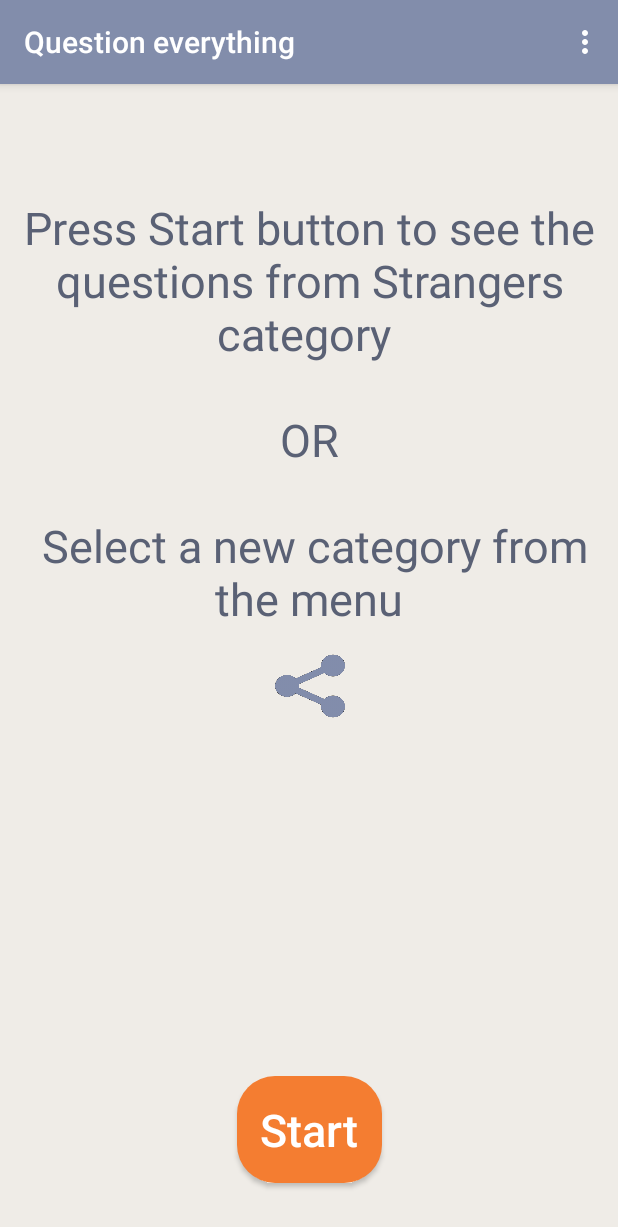
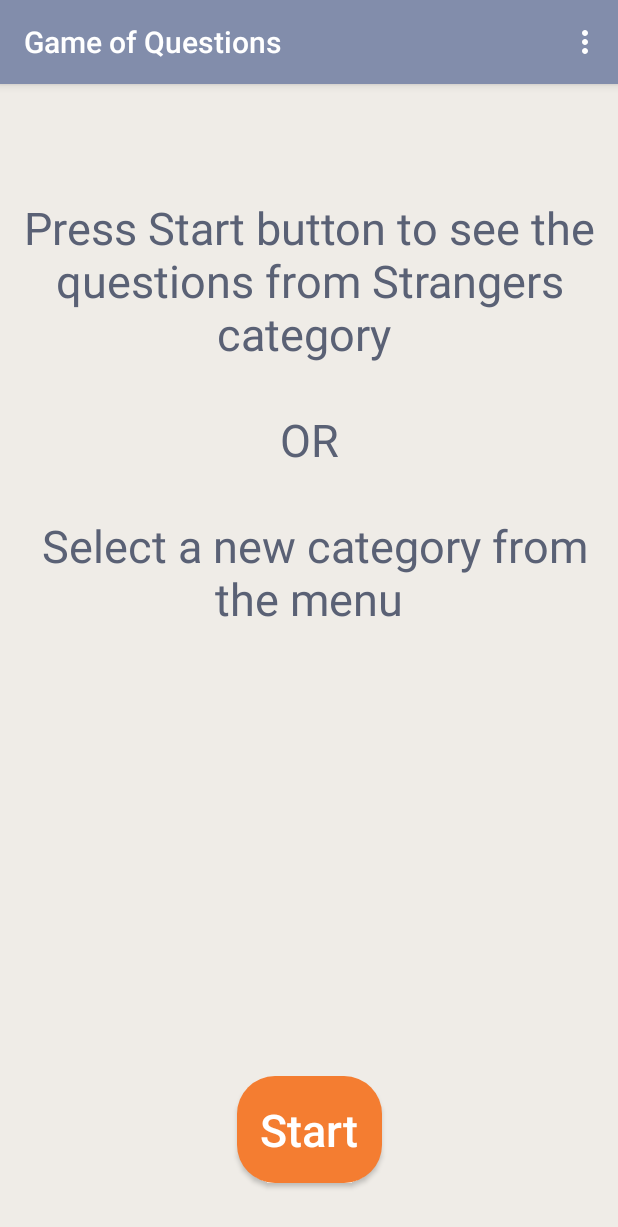
Before and after one commit to Testehan/QuestionsApp, an Android app: the screen it shows after launch (MainActivity), in the options menu, after a tap on "Strangers", on a phone screen of 412 x 824 dp. Shown: the top 1227 px of the screen. Run offline under Robolectric (Android 15) with nearby library versions, the light colour scheme and no system bars; our stand-ins replace AdMob; 1 statement that could not run was skipped.

Commit message:
hide share button when instructions are on screen

```diff
--- a/app/src/main/java/com/testehan/questionsapp/MainActivity.java
+++ b/app/src/main/java/com/testehan/questionsapp/MainActivity.java
@@ -9,6 +9,7 @@ import android.os.Bundle;
 import android.view.Menu;
 import android.view.MenuItem;
 import android.widget.Button;
+import android.widget.ImageButton;
 import android.widget.TextView;
 import android.view.View;
 
@@ -38,8 +39,8 @@ public class MainActivity extends AppCompatActivity {
 
         initDatabase();
         initAds();
+        checkShareButtonVisibility();
     }
-
 
     @Override
     public boolean onCreateOptionsMenu(Menu menu) {
@@ -89,6 +90,7 @@ public class MainActivity extends AppCompatActivity {
             textView.setText(nextQuestion());
 
             changeStartButtonText();
+            checkShareButtonVisibility();
 
             questionNumber++;
         }
@@ -103,10 +105,28 @@ public class MainActivity extends AppCompatActivity {
         startActivity(Intent.createChooser(sharingIntent, "Share via"));
     }
 
+
+    private void checkShareButtonVisibility() {
+        TextView textView = (TextView) findViewById(R.id.textView);
+        if (textView.getText().toString().contains("Select a new category from the menu")) {
+            setShareButtonVisibility(View.GONE);
+        } else {
+            setShareButtonVisibility(View.VISIBLE);
+        }
+    }
+
+    private void setShareButtonVisibility(int visibility) {
+        ImageButton shareButton = (ImageButton) findViewById(R.id.imageButton);
+        shareButton.setVisibility(visibility);
+    }
+
+
     private void showHelpMessage(String category) {
         String message = "Press Start button to see the questions from " +category+ " category \n\n OR \n\n Select a new category from the menu";
         TextView textView = (TextView) findViewById(R.id.textView);
         textView.setText(message);
+
+        checkShareButtonVisibility();
 
 //        Toast toast = Toast.makeText(getApplicationContext(),category + " category selected",Toast.LENGTH_LONG);
 //        toast.setGravity(Gravity.CENTER_VERTICAL, 0, 0);
--- a/app/src/main/res/values/strings.xml
+++ b/app/src/main/res/values/strings.xml
@@ -1,5 +1,5 @@
 <resources>
-    <string name="app_name">Question everything</string>
+    <string name="app_name">Game of Questions</string>
     <string name="start">Start</string>
     <string name="next_question">Next Question</string>
 </resources>
```
